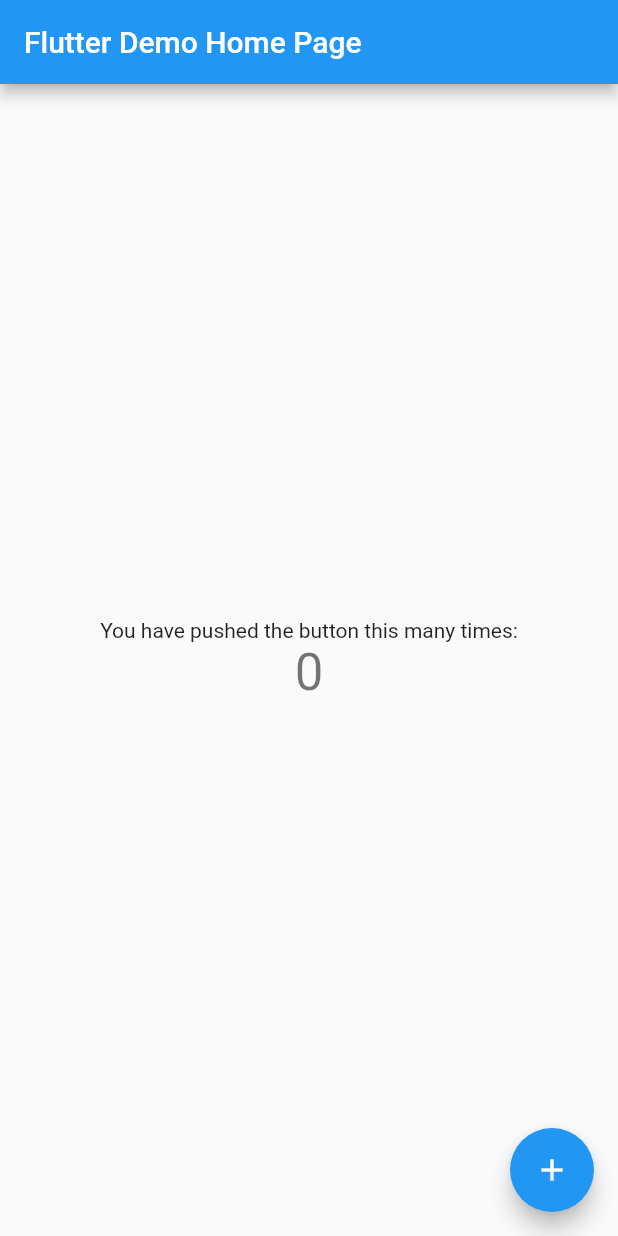
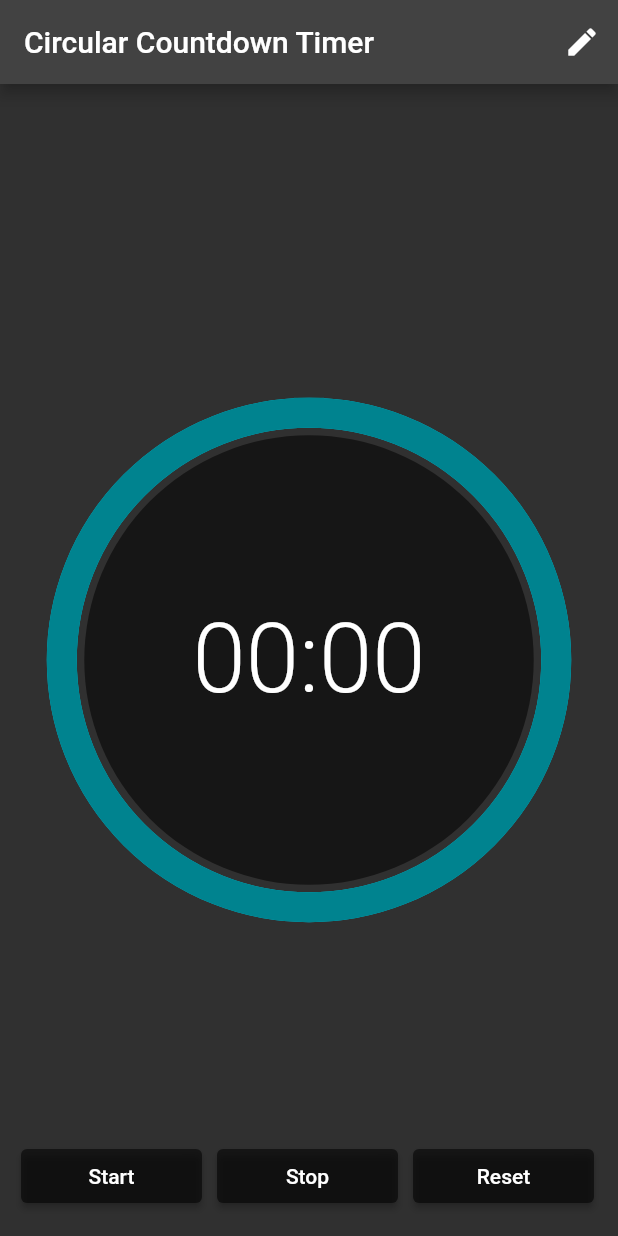
Before and after one commit to othman98shawgan/easy-timer, a Flutter app: the screen it shows after launch, on a phone screen of 412 x 824 dp. Run offline on Flutter 3.47's test engine with Material 2 defaults, Android fonts, the phone set to English and light mode, and no system bars; drawn by our look-alikes of circular_countdown_timer; our stand-ins replace numberpicker.

Commit message:
#3: Basic Timer with editing option

```diff
--- a/lib/main.dart
+++ b/lib/main.dart
@@ -1,115 +1,21 @@
 import 'package:flutter/material.dart';
 
-void main() {
-  runApp(const MyApp());
-}
+import 'ui/home.dart';
+
+void main() => runApp(const MyApp());
 
 class MyApp extends StatelessWidget {
-  const MyApp({super.key});
+  const MyApp({Key? key}) : super(key: key);
 
-  // This widget is the root of your application.
   @override
   Widget build(BuildContext context) {
     return MaterialApp(
-      title: 'Flutter Demo',
+      debugShowCheckedModeBanner: false,
+      title: 'Circular Countdown Timer Demo',
       theme: ThemeData(
-        // This is the theme of your application.
-        //
-        // Try running your application with "flutter run". You'll see the
-        // application has a blue toolbar. Then, without quitting the app, try
-        // changing the primarySwatch below to Colors.green and then invoke
-        // "hot reload" (press "r" in the console where you ran "flutter run",
-        // or simply save your changes to "hot reload" in a Flutter IDE).
-        // Notice that the counter didn't reset back to zero; the application
-        // is not restarted.
-        primarySwatch: Colors.blue,
+        brightness: Brightness.dark,
       ),
-      home: const MyHomePage(title: 'Flutter Demo Home Page'),
+      home: const MyHomePage(title: 'Circular Countdown Timer'),
     );
   }
 }
-
-class MyHomePage extends StatefulWidget {
-  const MyHomePage({super.key, required this.title});
-
-  // This widget is the home page of your application. It is stateful, meaning
-  // that it has a State object (defined below) that contains fields that affect
-  // how it looks.
-
-  // This class is the configuration for the state. It holds the values (in this
-  // case the title) provided by the parent (in this case the App widget) and
-  // used by the build method of the State. Fields in a Widget subclass are
-  // always marked "final".
-
-  final String title;
-
-  @override
-  State<MyHomePage> createState() => _MyHomePageState();
-}
-
-class _MyHomePageState extends State<MyHomePage> {
-  int _counter = 0;
-
-  void _incrementCounter() {
-    setState(() {
-      // This call to setState tells the Flutter framework that something has
-      // changed in this State, which causes it to rerun the build method below
-      // so that the display can reflect the updated values. If we changed
-      // _counter without calling setState(), then the build method would not be
-      // called again, and so nothing would appear to happen.
-      _counter++;
-    });
-  }
-
-  @override
-  Widget build(BuildContext context) {
-    // This method is rerun every time setState is called, for instance as done
-    // by the _incrementCounter method above.
-    //
-    // The Flutter framework has been optimized to make rerunning build methods
-    // fast, so that you can just rebuild anything that needs updating rather
-    // than having to individually change instances of widgets.
-    return Scaffold(
-      appBar: AppBar(
-        // Here we take the value from the MyHomePage object that was created by
-        // the App.build method, and use it to set our appbar title.
-        title: Text(widget.title),
-      ),
-      body: Center(
-        // Center is a layout widget. It takes a single child and positions it
-        // in the middle of the parent.
-        child: Column(
-          // Column is also a layout widget. It takes a list of children and
-          // arranges them vertically. By default, it sizes itself to fit its
-          // children horizontally, and tries to be as tall as its parent.
-          //
-          // Invoke "debug painting" (press "p" in the console, choose the
-          // "Toggle Debug Paint" action from the Flutter Inspector in Android
-          // Studio, or the "Toggle Debug Paint" command in Visual Studio Code)
-          // to see the wireframe for each widget.
-          //
-          // Column has various properties to control how it sizes itself and
-          // how it positions its children. Here we use mainAxisAlignment to
-          // center the children vertically; the main axis here is the vertical
-          // axis because Columns are vertical (the cross axis would be
-          // horizontal).
-          mainAxisAlignment: MainAxisAlignment.center,
-          children: <Widget>[
-            const Text(
-              'You have pushed the button this many times:',
-            ),
-            Text(
-              '$_counter',
-              style: Theme.of(context).textTheme.headline4,
-            ),
-          ],
-        ),
-      ),
-      floatingActionButton: FloatingActionButton(
-        onPressed: _incrementCounter,
-        tooltip: 'Increment',
-        child: const Icon(Icons.add),
-      ), // This trailing comma makes auto-formatting nicer for build methods.
-    );
-  }
-}
--- /dev/null
+++ b/lib/ui/home.dart
@@ -0,0 +1,219 @@
+import 'package:flutter/material.dart';
+import 'package:circular_countdown_timer/circular_countdown_timer.dart';
+import 'package:numberpicker/numberpicker.dart';
+
+class MyHomePage extends StatefulWidget {
+  const MyHomePage({Key? key, this.title}) : super(key: key);
+
+  final String? title;
+
+  @override
+  State<MyHomePage> createState() => _MyHomePageState();
+}
+
+class _MyHomePageState extends State<MyHomePage> {
+  int _duration = 0;
+  final CountDownController _controller = CountDownController();
+  List<int> _currentTimeValue = [0, 0, 0];
+
+  @override
+  Widget build(BuildContext context) {
+    return Scaffold(
+      appBar: AppBar(
+        title: Text(widget.title!),
+        actions: [
+          IconButton(
+            icon: const Icon(Icons.edit),
+            // onPressed: () => pickTimer(),
+            onPressed: (() => showSetTimerDialog(context)),
+          )
+        ],
+      ),
+      body: GestureDetector(
+        behavior: HitTestBehavior.opaque,
+        onLongPress: () {
+          _controller.restart(duration: _duration);
+          _controller.pause();
+        },
+        onTap: (() {
+          if (_controller.isResumed) {
+            _controller.pause();
+          } else {
+            _controller.resume();
+          }
+        }),
+        child: Center(
+          child: CircularCountDownTimer(
+            autoStart: false,
+            duration: _duration,
+            initialDuration: 0,
+            controller: _controller,
+            width: MediaQuery.of(context).size.width * 0.8,
+            height: MediaQuery.of(context).size.height * 0.8,
+            ringColor: Colors.cyan.shade500,
+            fillColor: Colors.cyan.shade800,
+            ringGradient: null,
+            backgroundColor: Colors.black54,
+            // backgroundGradient: const LinearGradient(
+            //     begin: Alignment.centerLeft,
+            //     end: Alignment.centerRight,
+            //     colors: [Colors.purple, Colors.blue]),
+            strokeWidth: 20.0,
+            strokeCap: StrokeCap.square,
+            textStyle: const TextStyle(
+              fontSize: 64.0,
+              color: Colors.white,
+              fontWeight: FontWeight.w300,
+            ),
+            timeFormatterFunction: (defaultFormatterFunction, duration) {
+              return _timerFormat(duration);
+            },
+            isReverse: true,
+            isReverseAnimation: true,
+            isTimerTextShown: true,
+            onComplete: () {
+              // Here, do whatever you want
+              debugPrint('Countdown Ended');
+            },
+            onChange: (String timeStamp) {
+              if (!_controller.isStarted) {
+                _controller.start();
+                _controller.resume();
+                _controller.pause();
+              }
+            },
+          ),
+        ),
+      ),
+      floatingActionButton: Row(
+        mainAxisAlignment: MainAxisAlignment.center,
+        children: [
+          const SizedBox(
+            width: 30,
+          ),
+          _button(
+              title: "Start",
+              onPressed: () {
+                _controller.resume();
+              }),
+          const SizedBox(
+            width: 10,
+          ),
+          _button(
+            title: "Stop",
+            onPressed: () => _controller.pause(),
+          ),
+          const SizedBox(
+            width: 10,
+          ),
+          _button(
+              title: "Reset",
+              onPressed: () {
+                _controller.restart(duration: _duration);
+                _controller.pause();
+              }),
+        ],
+      ),
+    );
+  }
+
+  _timerFormat(Duration duration) {
+    if (duration.inHours != 0) {
+      return '${duration.inHours.toString().padLeft(2, '0')}:${(duration.inMinutes % 60).toString().padLeft(2, '0')}:${(duration.inSeconds % 60).toString().padLeft(2, '0')}';
+    } else {
+      return '${(duration.inMinutes % 60).toString().padLeft(2, '0')}:${(duration.inSeconds % 60).toString().padLeft(2, '0')}';
+    }
+  }
+
+  Widget _button({required String title, VoidCallback? onPressed}) {
+    return Expanded(
+      child: ElevatedButton(
+        style: ButtonStyle(
+          backgroundColor: MaterialStateProperty.all(Colors.black54),
+        ),
+        onPressed: onPressed,
+        child: Text(
+          title,
+          style: const TextStyle(color: Colors.white),
+        ),
+      ),
+    );
+  }
+
+  Widget setTimer(StateSetter SBsetState, int index, int min, int max) {
+    return Column(
+      mainAxisSize: MainAxisSize.min,
+      mainAxisAlignment: MainAxisAlignment.center,
+      children: [
+        NumberPicker(
+            value: _currentTimeValue[index],
+            zeroPad: true,
+            textStyle: const TextStyle(fontSize: 18, color: Color.fromARGB(200, 189, 189, 189)),
+            selectedTextStyle: const TextStyle(fontSize: 28),
+            minValue: min,
+            maxValue: max,
+            infiniteLoop: true,
+            onChanged: (value) {
+              setState(() => _currentTimeValue[index] = value); // to change on widget level state
+              SBsetState(() => _currentTimeValue[index] = value); //* to change on dialog state
+            }),
+      ],
+    );
+  }
+
+  showSetTimerDialog(BuildContext context) {
+    _currentTimeValue = [0, 0, 0];
+    var confirmMethod = (() {
+      setState(() {
+        _duration =
+            _currentTimeValue[0] + _currentTimeValue[1] * 60 + _currentTimeValue[2] * 60 * 60;
+        _controller.restart(duration: _duration);
+        _controller.pause();
+      });
+      Navigator.pop(context);
+    });
+
+    AlertDialog alert = AlertDialog(
+      title: const Text("Set Timer"),
+      contentPadding: const EdgeInsets.only(top: 32),
+      actions: [
+        ElevatedButton(onPressed: () => Navigator.pop(context), child: const Text('Cancel')),
+        TextButton(
+          onPressed: confirmMethod,
+          child: const Text('Confirm'),
+        ),
+      ],
+      content: StatefulBuilder(
+        builder: (BuildContext context, StateSetter setState) {
+          return Column(
+            mainAxisAlignment: MainAxisAlignment.center,
+            mainAxisSize: MainAxisSize.min,
+            children: [
+              Row(
+                mainAxisAlignment: MainAxisAlignment.center,
+                mainAxisSize: MainAxisSize.min,
+                children: [
+                  setTimer(setState, 2, 0, 99),
+                  setTimer(setState, 1, 0, 59),
+                  setTimer(setState, 0, 0, 59),
+                ],
+              ),
+              const SizedBox(height: 40),
+              Text(
+                '${_currentTimeValue[2].toString().padLeft(2, '0')} : ${_currentTimeValue[1].toString().padLeft(2, '0')} : ${_currentTimeValue[0].toString().padLeft(2, '0')}',
+                style: const TextStyle(fontSize: 36),
+              ),
+            ],
+          );
+        },
+      ),
+    );
+
+    showDialog(
+      context: context,
+      builder: (BuildContext context) {
+        return alert;
+      },
+    );
+  }
+}
--- a/pubspec.yaml
+++ b/pubspec.yaml
@@ -36,6 +36,8 @@
   # The following adds the Cupertino Icons font to your application.
   # Use with the CupertinoIcons class for iOS style icons.
   cupertino_icons: ^1.0.2
+  circular_countdown_timer: ^0.2.3
+  numberpicker: ^2.1.1
 
 dev_dependencies:
   flutter_test:
```
Also changed, not shown: pubspec.lock.
